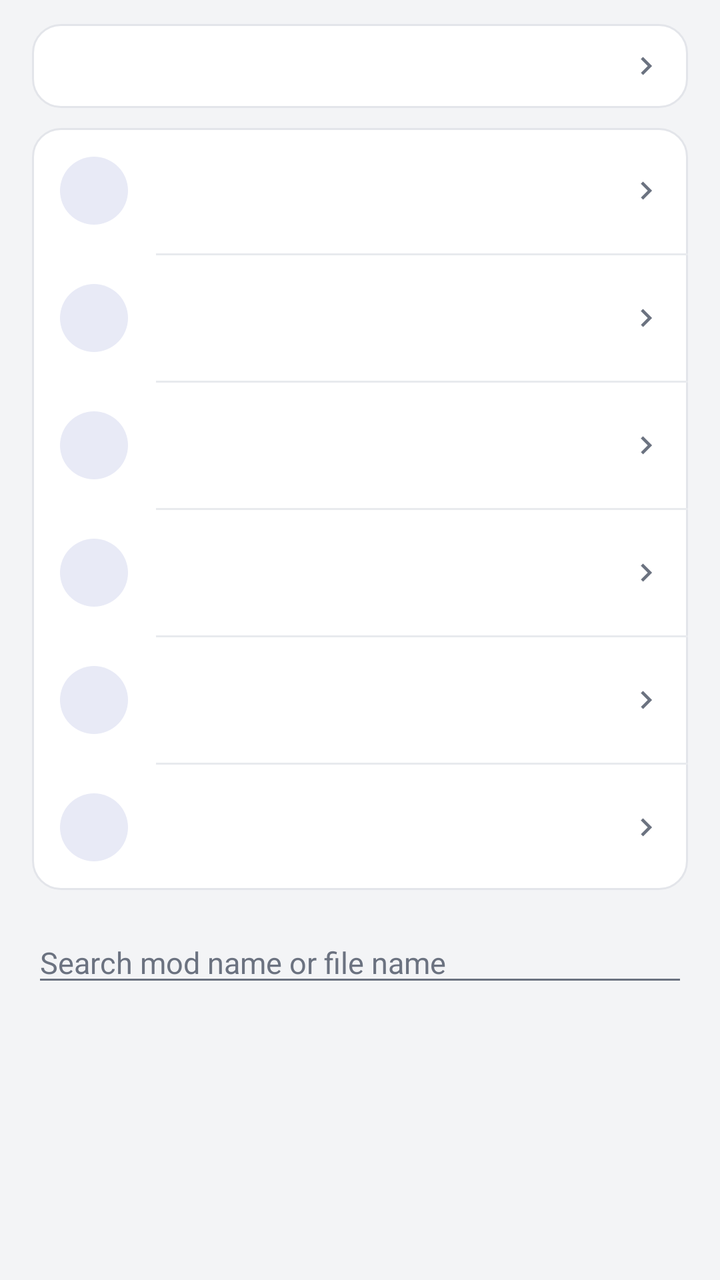
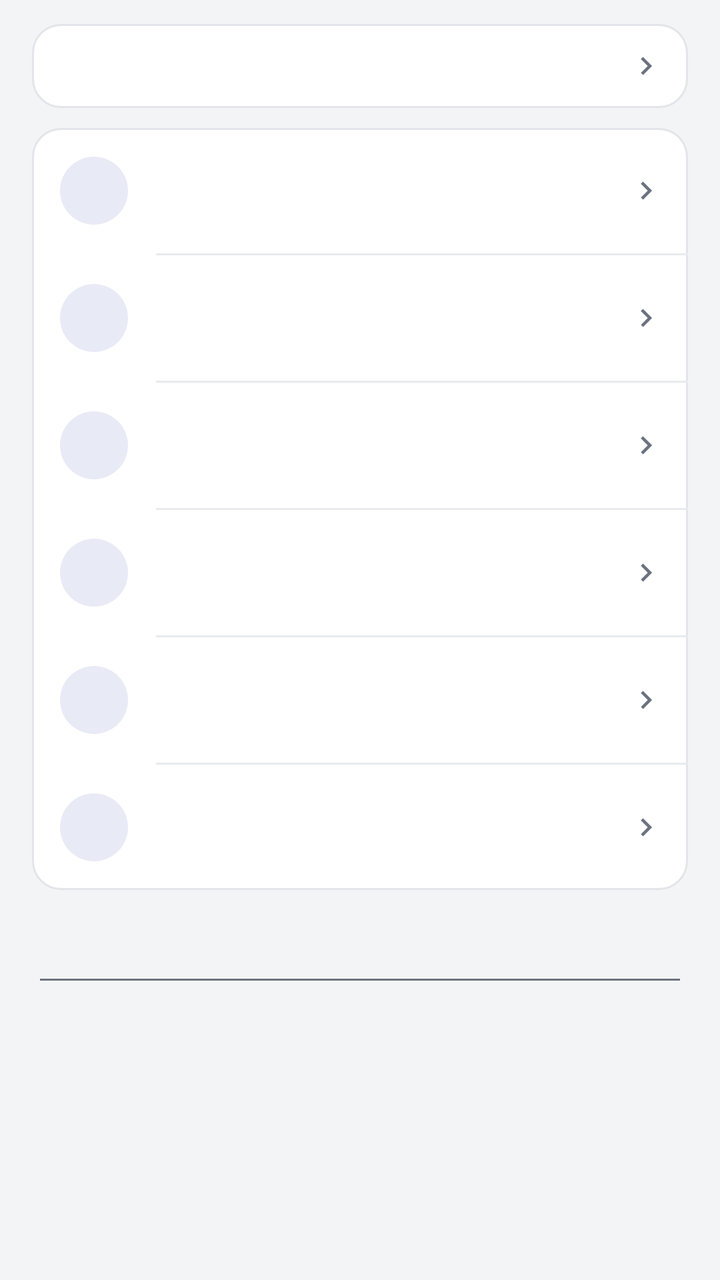

An Android layout rendered at two revisions. The XML below is the earlier revision; the diff shows what the commit changed to produce the second picture.
<!-- AndroidManifest.xml: activity theme AppTheme -->
<!-- res/layout/activity_mods.xml -->
<?xml version="1.0" encoding="utf-8"?>
<ScrollView xmlns:android="http://schemas.android.com/apk/res/android"
    android:id="@+id/root"
    android:layout_width="match_parent"
    android:layout_height="match_parent"
    android:background="@color/bg"
    android:fillViewport="true"
    android:scrollbars="vertical">

    <LinearLayout
        android:layout_width="match_parent"
        android:layout_height="wrap_content"
        android:orientation="vertical">

        <LinearLayout
            android:layout_width="match_parent"
            android:layout_height="wrap_content"
            android:orientation="vertical"
            android:paddingStart="@dimen/page_pad"
            android:paddingEnd="@dimen/page_pad"
            android:paddingTop="12dp"
            android:paddingBottom="14dp">

            
            <LinearLayout
                android:id="@+id/mods_status_box"
                android:layout_width="match_parent"
                android:layout_height="wrap_content"
                android:orientation="vertical"
                android:background="@drawable/card_bg_press"
                android:clickable="true"
                android:focusable="false"
                android:paddingStart="14dp"
                android:paddingEnd="12dp"
                android:paddingTop="12dp"
                android:paddingBottom="12dp">

                <LinearLayout
                    android:layout_width="match_parent"
                    android:layout_height="wrap_content"
                    android:orientation="horizontal"
                    android:gravity="center_vertical">

                    <TextView
                        android:id="@+id/mods_summary"
                        android:layout_width="0dp"
                        android:layout_height="wrap_content"
                        android:layout_weight="1"
                        android:singleLine="true"
                        android:ellipsize="end"
                        android:textSize="13sp"
                        android:textColor="@color/fg_muted" />

                    <ImageView
                        android:id="@+id/mods_chevron"
                        android:layout_width="@dimen/row_chevron"
                        android:layout_height="@dimen/row_chevron"
                        android:layout_marginStart="8dp"
                        android:src="@drawable/ic_chevron"
                        android:tint="@color/fg_muted" />
                </LinearLayout>

                <TextView
                    android:id="@+id/mods_detail"
                    android:layout_width="match_parent"
                    android:layout_height="wrap_content"
                    android:paddingTop="8dp"
                    android:textSize="11sp"
                    android:lineSpacingExtra="4dp"
                    android:textColor="@color/fg_muted"
                    android:visibility="gone" />
            </LinearLayout>

            
            <LinearLayout
                android:layout_width="match_parent"
                android:layout_height="wrap_content"
                android:layout_marginTop="@dimen/card_gap"
                android:orientation="vertical"
                android:background="@drawable/card_bg">

                <include
                    android:id="@+id/row_mod_slot"
                    layout="@layout/row_action"
                    android:layout_width="match_parent"
                    android:layout_height="wrap_content" />

                <View
                    android:id="@+id/div_mod_slot"
                    android:layout_width="match_parent"
                    android:layout_height="1dp"
                    android:layout_marginStart="62dp"
                    android:background="@color/divider" />

                
                <include
                    android:id="@+id/row_mod_import"
                    layout="@layout/row_action"
                    android:layout_width="match_parent"
                    android:layout_height="wrap_content" />

                <View
                    android:layout_width="match_parent"
                    android:layout_height="1dp"
                    android:layout_marginStart="62dp"
                    android:background="@color/divider" />

                <include
                    android:id="@+id/row_mod_copy"
                    layout="@layout/row_action"
                    android:layout_width="match_parent"
                    android:layout_height="wrap_content" />

                <View
                    android:layout_width="match_parent"
                    android:layout_height="1dp"
                    android:layout_marginStart="62dp"
                    android:background="@color/divider" />

                
                <include
                    android:id="@+id/row_mod_conflict"
                    layout="@layout/row_action"
                    android:layout_width="match_parent"
                    android:layout_height="wrap_content" />

                <View
                    android:layout_width="match_parent"
                    android:layout_height="1dp"
                    android:layout_marginStart="62dp"
                    android:background="@color/divider" />

                <include
                    android:id="@+id/row_mod_filter"
                    layout="@layout/row_action"
                    android:layout_width="match_parent"
                    android:layout_height="wrap_content" />

                <View
                    android:layout_width="match_parent"
                    android:layout_height="1dp"
                    android:layout_marginStart="62dp"
                    android:background="@color/divider" />

                <include
                    android:id="@+id/row_mod_batch"
                    layout="@layout/row_action"
                    android:layout_width="match_parent"
                    android:layout_height="wrap_content" />
            </LinearLayout>
        </LinearLayout>

        
        <EditText
            android:id="@+id/mod_search"
            android:layout_width="match_parent"
            android:layout_height="wrap_content"
            android:layout_marginStart="@dimen/page_pad"
            android:layout_marginEnd="@dimen/page_pad"
            android:layout_marginTop="2dp"
            android:hint="@string/mods_search_hint"
            android:inputType="text"
            android:maxLength="60"
            android:singleLine="true"
            android:textColor="@color/fg"
            android:textColorHint="@color/fg_muted"
            android:textSize="15sp" />

        
        <TextView
            android:id="@+id/mod_filtered"
            android:layout_width="match_parent"
            android:layout_height="wrap_content"
            android:paddingStart="@dimen/page_pad"
            android:paddingEnd="@dimen/page_pad"
            android:paddingTop="6dp"
            android:textColor="@color/fg_muted"
            android:textSize="12sp"
            android:visibility="gone" />
        
        <LinearLayout
            android:id="@+id/mod_container"
            android:layout_width="match_parent"
            android:layout_height="wrap_content"
            android:orientation="vertical"
            android:paddingStart="@dimen/page_pad"
            android:paddingEnd="@dimen/page_pad"
            android:paddingBottom="12dp" />

        <TextView
            android:id="@+id/mod_empty"
            android:layout_width="match_parent"
            android:layout_height="wrap_content"
            android:padding="28dp"
            android:gravity="center"
            android:textAlignment="center"
            android:textSize="13sp"
            android:lineSpacingExtra="4dp"
            android:textColor="@color/fg_muted" />

        
        <View
            android:layout_width="match_parent"
            android:layout_height="@dimen/page_bottom_space" />
    </LinearLayout>
</ScrollView>
<!-- res/layout/row_action.xml (included above) -->
<?xml version="1.0" encoding="utf-8"?>
<LinearLayout xmlns:android="http://schemas.android.com/apk/res/android"
    android:layout_width="match_parent"
    android:layout_height="wrap_content"
    android:orientation="horizontal"
    android:gravity="center_vertical"
    android:background="?android:attr/selectableItemBackground"
    android:clickable="true"
    android:focusable="false"
    android:paddingStart="14dp"
    android:paddingEnd="12dp"
    android:paddingTop="12dp"
    android:paddingBottom="12dp">

    <FrameLayout
        android:layout_width="@dimen/row_icon_box"
        android:layout_height="@dimen/row_icon_box"
        android:background="@drawable/icon_circle">

        <ImageView
            android:id="@+id/act_icon"
            android:layout_width="@dimen/row_icon"
            android:layout_height="@dimen/row_icon"
            android:layout_gravity="center"
            android:tint="@color/accent" />
    </FrameLayout>

    <LinearLayout
        android:layout_width="0dp"
        android:layout_height="wrap_content"
        android:layout_weight="1"
        android:layout_marginStart="14dp"
        android:orientation="vertical">

        <TextView
            android:id="@+id/act_title"
            android:layout_width="match_parent"
            android:layout_height="wrap_content"
            android:singleLine="true"
            android:ellipsize="end"
            android:textSize="15sp"
            android:textColor="@color/fg" />

        <TextView
            android:id="@+id/act_sub"
            android:layout_width="match_parent"
            android:layout_height="wrap_content"
            android:paddingTop="2dp"
            android:textSize="12sp"
            android:textColor="@color/fg_muted" />
    </LinearLayout>

    <ImageView
        android:layout_width="@dimen/row_chevron"
        android:layout_height="@dimen/row_chevron"
        android:layout_marginStart="8dp"
        android:src="@drawable/ic_chevron"
        android:tint="@color/fg_muted" />
</LinearLayout>
<!-- resources referenced by this layout -->
<resources>
  <color name="accent">#FF3F51B5</color>
  <color name="bg">#FFF3F4F6</color>
  <color name="divider">#FFE8EAEE</color>
  <color name="fg">#FF1A1C1E</color>
  <color name="fg_muted">#FF6B7280</color>
  <dimen name="card_gap">10dp</dimen>
  <dimen name="page_bottom_space">24dp</dimen>
  <dimen name="page_pad">16dp</dimen>
  <dimen name="row_chevron">18dp</dimen>
  <dimen name="row_icon">22dp</dimen>
  <dimen name="row_icon_box">34dp</dimen>
  <!-- drawable card_bg (drawable) -->
  <?xml version="1.0" encoding="utf-8"?>
  <shape xmlns:android="http://schemas.android.com/apk/res/android"
      android:shape="rectangle">
      <solid android:color="@color/card" />
      <corners android:radius="14dp" />
      <stroke android:width="1dp" android:color="@color/card_stroke" />
  </shape>
  <!-- drawable ic_chevron (drawable) -->
  <?xml version="1.0" encoding="utf-8"?>
  <vector xmlns:android="http://schemas.android.com/apk/res/android"
      android:width="24dp"
      android:height="24dp"
      android:viewportWidth="24"
      android:viewportHeight="24">
      <path
          android:fillColor="@color/icon_tint"
          android:pathData="M10,6L8.59,7.41 13.17,12l-4.58,4.59L10,18l6,-6z" />
  </vector>
  <!-- drawable icon_circle (drawable) -->
  <?xml version="1.0" encoding="utf-8"?>
  <shape xmlns:android="http://schemas.android.com/apk/res/android"
      android:shape="oval">
      <solid android:color="@color/accent_soft" />
  </shape>
  <string name="mods_search_hint">Search mod name or file name</string>
  <color name="card">#FFFFFFFF</color>
  <color name="card_stroke">#FFE3E5EA</color>
  <color name="card_press">#FFEFF1F5</color>
  <color name="icon_tint">#FF5F6368</color>
  <color name="accent_soft">#FFE8EAF6</color>
  <color name="appbar">#FF3F51B5</color>
  <color name="statusbar">#FF303F9F</color>
  <style name="AppBarStyle" parent="android:Widget.Material.ActionBar.Solid">
          <item name="android:background">@color/appbar</item>
          
          <item name="android:elevation">0dp</item>
          
          <item name="android:contentInsetStart">16dp</item>
          <item name="android:titleTextStyle">@style/AppBarTitle</item>
      </style>
  <style name="AppDialogTheme" parent="android:Theme.Material.Light.Dialog.Alert">
          <item name="android:windowBackground">@drawable/dlg_bg</item>
          <item name="android:colorAccent">@color/accent</item>
          <item name="android:textColorPrimary">@color/fg</item>
          <item name="android:textColorSecondary">@color/fg_muted</item>
          <item name="android:colorControlNormal">@color/fg_muted</item>
      </style>
  <style name="AppBarTitle" parent="android:TextAppearance.Material.Widget.ActionBar.Title">
          <item name="android:textColor">@color/on_appbar</item>
          <item name="android:textSize">20sp</item>
          <item name="android:fontFamily">sans-serif-medium</item>
      </style>
  <!-- drawable dlg_bg (drawable) -->
  <?xml version="1.0" encoding="utf-8"?>
  <inset xmlns:android="http://schemas.android.com/apk/res/android"
      android:inset="16dp">
      <shape android:shape="rectangle">
          <solid android:color="@color/card" />
          <corners android:radius="14dp" />
          <stroke android:width="1dp" android:color="@color/card_stroke" />
      </shape>
  </inset>
  <color name="on_appbar">#FFFFFFFF</color>
  <!-- unchanged entries left out for length: 2 -->
</resources>

<!-- the commit's change to res/layout/activity_mods.xml (unified diff, before → after) -->
@@ -158,7 +158,6 @@
             android:layout_marginStart="@dimen/page_pad"
             android:layout_marginEnd="@dimen/page_pad"
             android:layout_marginTop="2dp"
-            android:hint="@string/mods_search_hint"
             android:inputType="text"
             android:maxLength="60"
             android:singleLine="true"
<!-- resource entries referenced after the edit -->
@@ -36,7 +36,6 @@
       android:shape="oval">
       <solid android:color="@color/accent_soft" />
   </shape>
-  <string name="mods_search_hint">Search mod name or file name</string>
   <color name="card">#FFFFFFFF</color>
   <color name="card_stroke">#FFE3E5EA</color>
   <color name="card_press">#FFEFF1F5</color>
